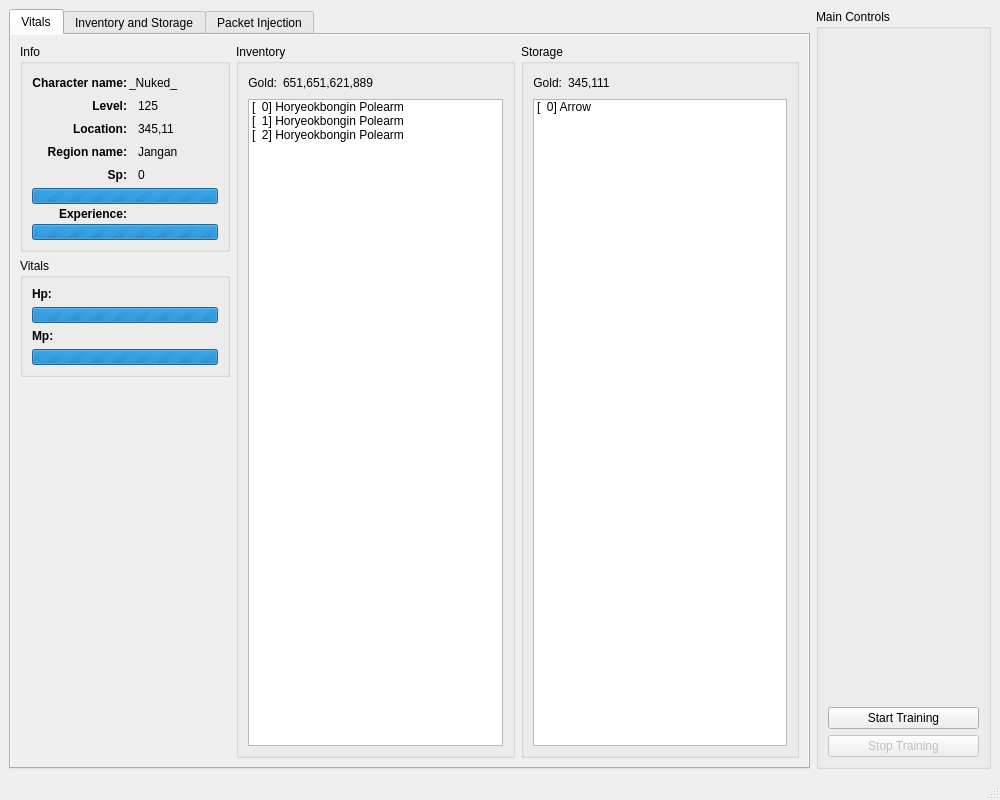
Qt form mainwindow.ui (SandSnip3r/Hyperbot) before a commit.
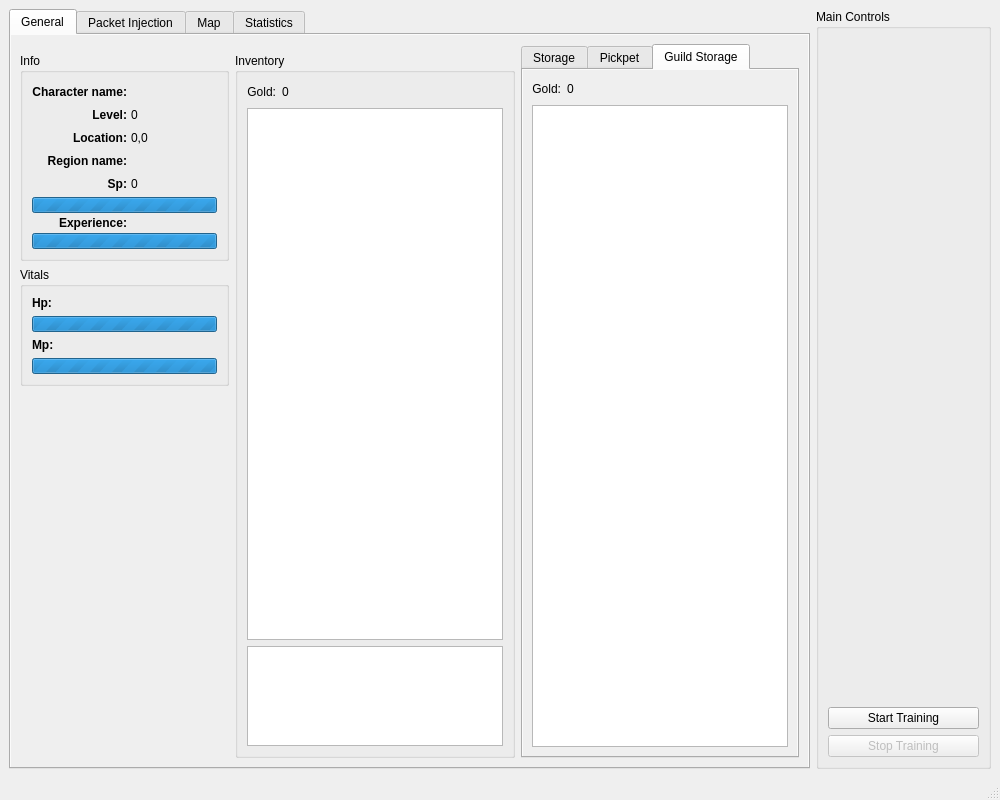
The same form after that commit. The open tabs and pages were chosen to show the change. Custom widgets are drawn as their Qt base class.

Commit message: Displaying multiple item inventories/storages of items&gold (inventory, avatar inventory, storage, guild storage, pickpet inventory). Incorporating SilkroadLib for some shared code between the bot and the UI. Receiving character spawn event so that we can reset some things. Using QLocale for commas in large numbers, like gold and skillpoints.

What changed in the file:
```diff
--- a/mainwindow.ui
+++ b/mainwindow.ui
@@ -28,10 +28,10 @@
         <bool>true</bool>
        </property>
        <attribute name="title">
-        <string>Vitals</string>
+        <string>General</string>
        </attribute>
        <layout class="QGridLayout" name="gridLayout_10">
-        <item row="0" column="0">
+        <item row="1" column="0">
          <widget class="QGroupBox" name="groupBox_8">
           <property name="title">
            <string>Info</string>
@@ -59,7 +59,7 @@
            <item row="0" column="1" colspan="2">
             <widget class="QLabel" name="characterNameLabel">
              <property name="text">
-              <string>_Nuked_</string>
+              <string>&lt;None&gt;</string>
              </property>
             </widget>
            </item>
@@ -70,13 +70,6 @@
              </property>
             </widget>
            </item>
-           <item row="6" column="2">
-            <widget class="QLabel" name="regionNameLabel">
-             <property name="text">
-              <string>Jangan</string>
-             </property>
-            </widget>
-           </item>
            <item row="10" column="0">
             <widget class="QLabel" name="label_10">
              <property name="font">
@@ -110,23 +103,10 @@
            <item row="1" column="2">
             <widget class="QLabel" name="characterLevelLabel">
              <property name="text">
-              <string>125</string>
+              <string>0</string>
              </property>
             </widget>
            </item>
-           <item row="6" column="3">
-            <spacer name="horizontalSpacer_6">
-             <property name="orientation">
-              <enum>Qt::Horizontal</enum>
-             </property>
-             <property name="sizeHint" stdset="0">
-              <size>
-               <width>40</width>
-               <height>20</height>
-              </size>
-             </property>
-            </spacer>
-           </item>
            <item row="0" column="0">
             <widget class="QLabel" name="label_4">
              <property name="font">
@@ -229,7 +209,7 @@
            <item row="5" column="2">
             <widget class="QLabel" name="characterPositionLabel">
              <property name="text">
-              <string>345,11</string>
+              <string>0,0</string>
              </property>
             </widget>
            </item>
@@ -274,34 +254,15 @@
              </property>
             </widget>
            </item>
-          </layout>
-         </widget>
-        </item>
-        <item row="0" column="2" rowspan="3">
-         <widget class="QGroupBox" name="groupBox_10">
-          <property name="title">
-           <string>Storage</string>
-          </property>
-          <layout class="QGridLayout" name="gridLayout_13">
-           <item row="0" column="1">
-            <widget class="QLabel" name="label_20">
+           <item row="6" column="2">
+            <widget class="QLabel" name="regionNameLabel">
              <property name="text">
-              <string>345,111</string>
+              <string>&lt;None&gt;</string>
              </property>
             </widget>
            </item>
-           <item row="0" column="0">
-            <widget class="QLabel" name="label_21">
-             <property name="text">
-              <string>Gold:</string>
-             </property>
-             <property name="alignment">
-              <set>Qt::AlignRight|Qt::AlignTrailing|Qt::AlignVCenter</set>
-             </property>
-            </widget>
-           </item>
-           <item row="0" column="2">
-            <spacer name="horizontalSpacer_2">
+           <item row="6" column="3">
+            <spacer name="horizontalSpacer_6">
              <property name="orientation">
               <enum>Qt::Horizontal</enum>
              </property>
@@ -313,31 +274,28 @@
              </property>
             </spacer>
            </item>
-           <item row="1" column="0" colspan="3">
-            <widget class="QListWidget" name="listWidget_4">
-             <item>
-              <property name="text">
-               <string>[  0] Arrow</string>
-              </property>
-             </item>
-            </widget>
-           </item>
           </layout>
          </widget>
         </item>
-        <item row="0" column="1" rowspan="3">
+        <item row="3" column="0">
+         <spacer name="verticalSpacer_3">
+          <property name="orientation">
+           <enum>Qt::Vertical</enum>
+          </property>
+          <property name="sizeHint" stdset="0">
+           <size>
+            <width>20</width>
+            <height>40</height>
+           </size>
+          </property>
+         </spacer>
+        </item>
+        <item row="1" column="1" rowspan="3">
          <widget class="QGroupBox" name="groupBox_9">
           <property name="title">
            <string>Inventory</string>
           </property>
           <layout class="QGridLayout" name="gridLayout_12">
-           <item row="0" column="1">
-            <widget class="QLabel" name="inventoryGoldAmountLabel">
-             <property name="text">
-              <string>651,651,621,889</string>
-             </property>
-            </widget>
-           </item>
            <item row="0" column="0">
             <widget class="QLabel" name="label_18">
              <property name="text">
@@ -348,6 +306,13 @@
              </property>
             </widget>
            </item>
+           <item row="0" column="1">
+            <widget class="QLabel" name="inventoryGoldAmountLabel">
+             <property name="text">
+              <string>0</string>
+             </property>
+            </widget>
+           </item>
            <item row="0" column="2">
             <spacer name="horizontalSpacer">
              <property name="orientation">
@@ -362,28 +327,22 @@
             </spacer>
            </item>
            <item row="1" column="0" colspan="3">
-            <widget class="QListWidget" name="listWidget">
-             <item>
-              <property name="text">
-               <string>[  0] Horyeokbongin Polearm</string>
-              </property>
-             </item>
-             <item>
-              <property name="text">
-               <string>[  1] Horyeokbongin Polearm</string>
-              </property>
-             </item>
-             <item>
-              <property name="text">
-               <string>[  2] Horyeokbongin Polearm</string>
-              </property>
-             </item>
+            <widget class="ItemListWidget" name="characterInventoryListWidget"/>
+           </item>
+           <item row="2" column="0" colspan="3">
+            <widget class="ItemListWidget" name="avatarInventoryListWidget">
+             <property name="maximumSize">
+              <size>
+               <width>16777215</width>
+               <height>100</height>
+              </size>
+             </property>
             </widget>
            </item>
           </layout>
          </widget>
         </item>
-        <item row="1" column="0">
+        <item row="2" column="0">
          <widget class="QGroupBox" name="groupBox_11">
           <property name="title">
            <string>Vitals</string>
@@ -466,29 +425,146 @@
           </layout>
          </widget>
         </item>
-        <item row="2" column="0">
-         <spacer name="verticalSpacer_3">
+        <item row="0" column="2" rowspan="4">
+         <widget class="QTabWidget" name="tabWidget_2">
+          <property name="currentIndex">
+           <number>1</number>
+          </property>
+          <widget class="QWidget" name="tab_4">
+           <property name="autoFillBackground">
+            <bool>true</bool>
+           </property>
+           <attribute name="title">
+            <string>Storage</string>
+           </attribute>
+           <layout class="QGridLayout" name="gridLayout_13">
+            <item row="1" column="0" colspan="4">
+             <widget class="ItemListWidget" name="storageListWidget"/>
+            </item>
+            <item row="0" column="0">
+             <widget class="QLabel" name="label_21">
+              <property name="text">
+               <string>Gold:</string>
+              </property>
+              <property name="alignment">
+               <set>Qt::AlignRight|Qt::AlignTrailing|Qt::AlignVCenter</set>
+              </property>
+             </widget>
+            </item>
+            <item row="0" column="2">
+             <spacer name="horizontalSpacer_2">
+              <property name="orientation">
+               <enum>Qt::Horizontal</enum>
+              </property>
+              <property name="sizeHint" stdset="0">
+               <size>
+                <width>40</width>
+                <height>20</height>
+               </size>
+              </property>
+             </spacer>
+            </item>
+            <item row="0" column="1">
+             <widget class="QLabel" name="storageGoldAmountLabel">
+              <property name="text">
+               <string>0</string>
+              </property>
+             </widget>
+            </item>
+           </layout>
+          </widget>
+          <widget class="QWidget" name="tab_5">
+           <property name="autoFillBackground">
+            <bool>true</bool>
+           </property>
+           <attribute name="title">
+            <string>Pickpet</string>
+           </attribute>
+           <layout class="QGridLayout" name="gridLayout_15">
+            <item row="1" column="0">
+             <widget class="ItemListWidget" name="cosInventoryListWidget"/>
+            </item>
+            <item row="0" column="0">
+             <spacer name="verticalSpacer_5">
+              <property name="orientation">
+               <enum>Qt::Vertical</enum>
+              </property>
+              <property name="sizeType">
+               <enum>QSizePolicy::Fixed</enum>
+              </property>
+              <property name="sizeHint" stdset="0">
+               <size>
+                <width>20</width>
+                <height>26</height>
+               </size>
+              </property>
+             </spacer>
+            </item>
+           </layout>
+          </widget>
+          <widget class="QWidget" name="tab_6">
+           <property name="autoFillBackground">
+            <bool>true</bool>
+           </property>
+           <attribute name="title">
+            <string>Guild Storage</string>
+           </attribute>
+           <layout class="QGridLayout" name="gridLayout_16">
+            <item row="2" column="0" colspan="3">
+             <widget class="ItemListWidget" name="guildStorageListWidget"/>
+            </item>
+            <item row="1" column="1">
+             <widget class="QLabel" name="guildStorageGoldAmountLabel">
+              <property name="text">
+               <string>0</string>
+              </property>
+             </widget>
+            </item>
+            <item row="1" column="0">
+             <widget class="QLabel" name="label_24">
+              <property name="text">
+               <string>Gold:</string>
+              </property>
+              <property name="alignment">
+               <set>Qt::AlignRight|Qt::AlignTrailing|Qt::AlignVCenter</set>
+              </property>
+             </widget>
+            </item>
+            <item row="1" column="2">
+             <spacer name="horizontalSpacer_4">
+              <property name="orientation">
+               <enum>Qt::Horizontal</enum>
+              </property>
+              <property name="sizeHint" stdset="0">
+               <size>
+                <width>40</width>
+                <height>20</height>
+               </size>
+              </property>
+             </spacer>
+            </item>
+           </layout>
+          </widget>
+         </widget>
+        </item>
+        <item row="0" column="0" colspan="2">
+         <spacer name="verticalSpacer_4">
           <property name="orientation">
            <enum>Qt::Vertical</enum>
           </property>
+          <property name="sizeType">
+           <enum>QSizePolicy::Fixed</enum>
+          </property>
           <property name="sizeHint" stdset="0">
            <size>
             <width>20</width>
-            <height>40</height>
+            <height>3</height>
            </size>
           </property>
          </spacer>
         </item>
        </layout>
       </widget>
-      <widget class="QWidget" name="tab_3">
-       <property name="autoFillBackground">
-        <bool>true</bool>
-       </property>
-       <attribute name="title">
-        <string>Inventory and Storage</string>
-       </attribute>
-      </widget>
       <widget class="QWidget" name="tab_2">
        <property name="autoFillBackground">
         <bool>true</bool>
@@ -719,6 +795,16 @@
         </item>
        </layout>
       </widget>
+      <widget class="QWidget" name="tab_3">
+       <attribute name="title">
+        <string>Map</string>
+       </attribute>
+      </widget>
+      <widget class="QWidget" name="tab_7">
+       <attribute name="title">
+        <string>Statistics</string>
+       </attribute>
+      </widget>
      </widget>
     </item>
     <item row="1" column="1">
@@ -791,6 +877,11 @@
    <extends>QProgressBar</extends>
    <header>experienceProgressBar.hpp</header>
   </customwidget>
+  <customwidget>
+   <class>ItemListWidget</class>
+   <extends>QListWidget</extends>
+   <header>itemListWidget.hpp</header>
+  </customwidget>
  </customwidgets>
  <resources/>
  <connections/>
```
The commit also changes 12 other files.
